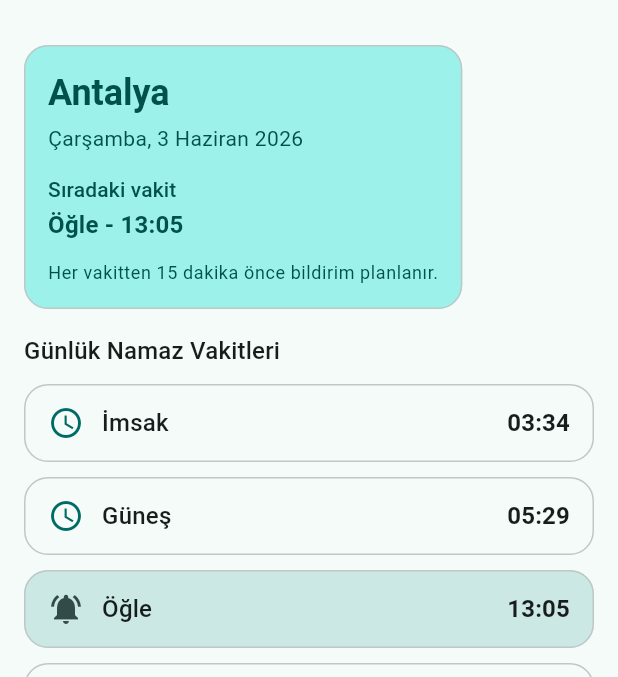
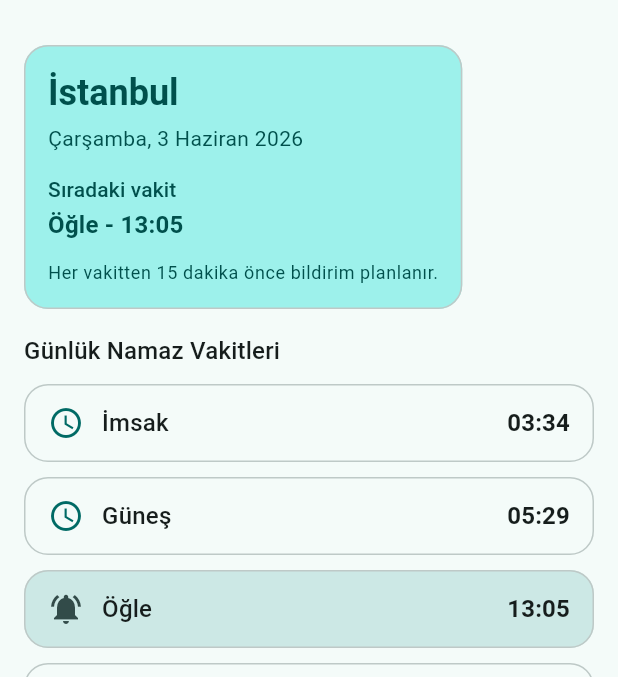
Before and after one commit to veles1010/ezan, a Flutter app: the screen it shows after launch, on a phone screen of 412 x 824 dp, the part 63-740 px from its top. Run offline on Flutter 3.47's test engine with Material 3 defaults, Android fonts, the phone set to English and light mode, and no system bars; our stand-ins replace flutter_local_notifications, flutter_timezone, geocoding, geolocator, shared_preferences, timezone; network calls fail.

Commit message:
Konum hatasi duzeltildi

```diff
--- a/lib/features/prayer_times/presentation/prayer_times_home_screen.dart
+++ b/lib/features/prayer_times/presentation/prayer_times_home_screen.dart
@@ -50,8 +50,8 @@ class _PrayerTimesHomeScreenState extends State<PrayerTimesHomeScreen> {
           storedCity != null && _availableCities.contains(storedCity);
       final city = hasStoredCity
           ? storedCity
-          : (_availableCities.contains('Antalya')
-              ? 'Antalya'
+          : (_availableCities.contains('İstanbul')
+              ? 'İstanbul'
               : _availableCities.first);
       await _loadCity(city: city, persistCity: !hasStoredCity);
     } catch (error, stackTrace) {
```
Also changed, not shown: flutter_02.png (added).
